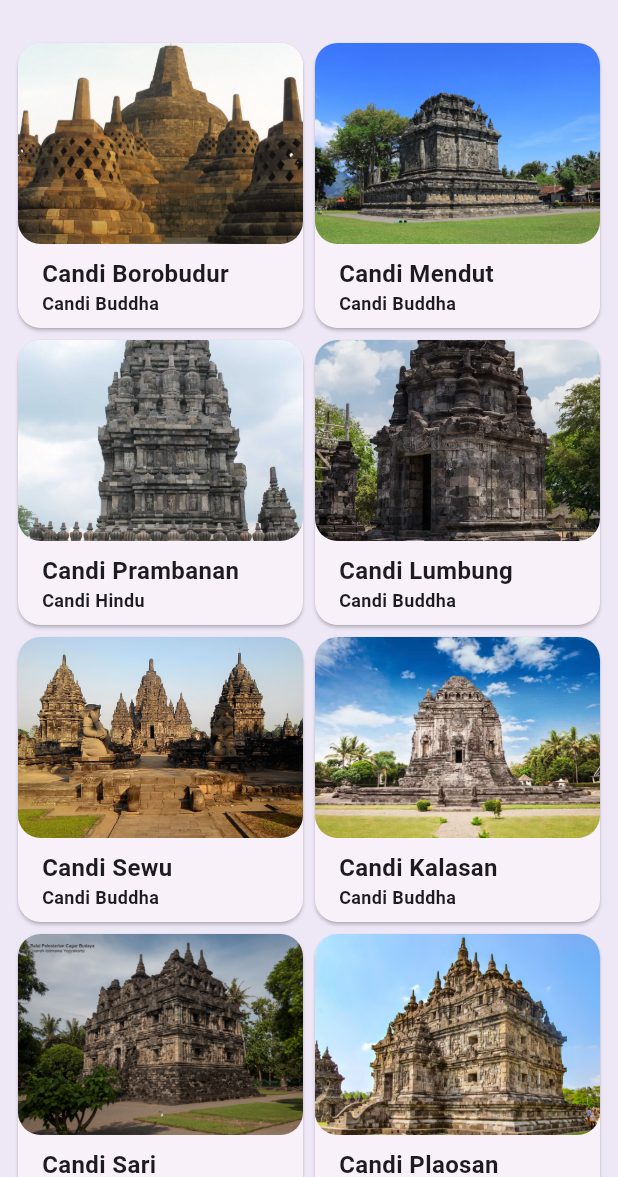
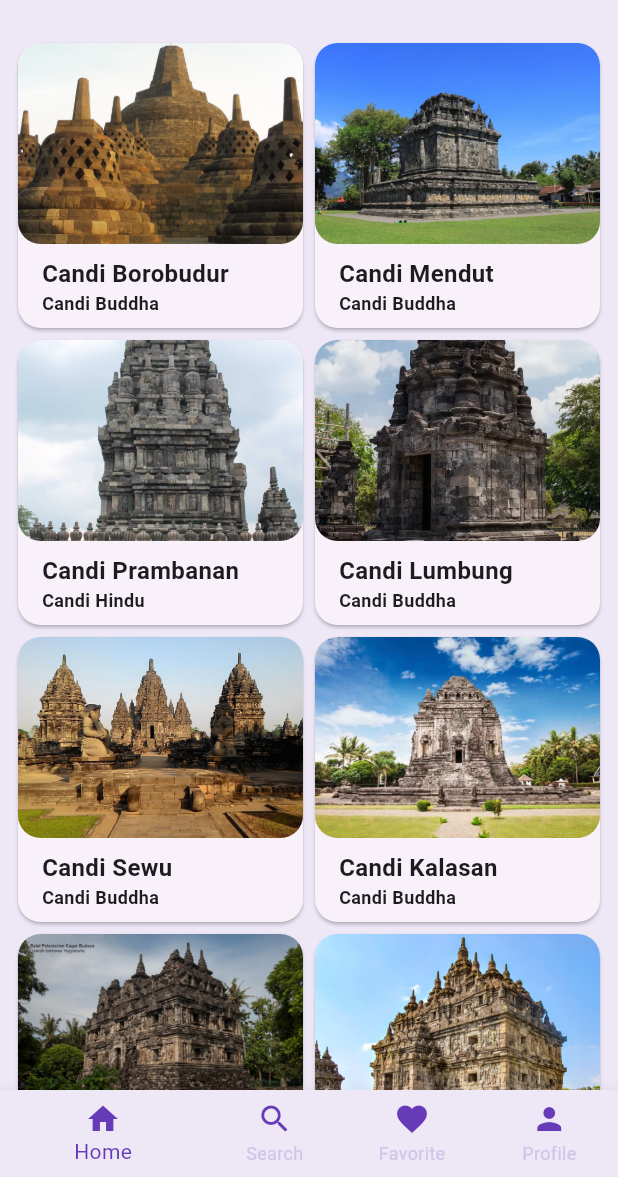
Before and after one commit to IlhamSwd/wisata_candi_ilhams, a Flutter app: the screen it shows after launch, on a phone screen of 412 x 824 dp, the part 59-1236 px from its top. Run offline on Flutter 3.47's test engine with Material 3 defaults, Android fonts, the light colour scheme and no system bars; our stand-ins replace cached_network_image.

Commit message:
routing dan lanjutan sebelumnya

```diff
--- a/lib/main.dart
+++ b/lib/main.dart
@@ -1,6 +1,7 @@
 import 'package:flutter/material.dart';
 import 'package:wisata_candi/screens/detail_screen.dart';
 import 'package:wisata_candi/data/candi_data.dart';
+import 'package:wisata_candi/screens/favorite_screen.dart';
 import 'package:wisata_candi/screens/home_screen.dart';
 import 'package:wisata_candi/screens/profil_screen.dart';
 import 'package:wisata_candi/screens/search_screen.dart';
@@ -35,7 +36,9 @@ class MyApp extends StatelessWidget {
         ),
         useMaterial3: true,
       ),
-      home: HomeScreen(),
+      home: MainScreen(),
+      // home: DetailScreen(candi: candiList),
+      // home: HomeScreen(),
       // home: ProfileScreen(),
       // home: SignUpScreen(),
       // home: SignInScreen(),
@@ -43,3 +46,66 @@ class MyApp extends StatelessWidget {
     );
   }
 }
+
+class MainScreen extends StatefulWidget {
+  const MainScreen({super.key});
+
+  @override
+  State<MainScreen> createState() => _MainScreenState();
+}
+
+class _MainScreenState extends State<MainScreen> {
+  // TODO: 1. Deklarasikan varibel
+  int _currentIndex = 0;
+
+  final List<Widget> _children = [
+    const HomeScreen(),
+    const SearchScreen(),
+    const FavoriteScreen(),
+    const ProfileScreen(),
+  ];
+
+  @override
+  Widget build(BuildContext context) {
+    return Scaffold(
+      // TODO: 2. Buat properti body berupa widget yang ditampilkan
+        body:  _children[_currentIndex],
+      // TODO: 3. Buat properti bottomNavigationBar dengan nilai Theme
+        bottomNavigationBar: Theme(
+          // TODO: 4. Buat data dan child dari Theme
+          data: Theme.of(context).copyWith(
+            canvasColor: Colors.deepPurple[50],
+          ),
+          child: BottomNavigationBar(
+            currentIndex: _currentIndex,
+            onTap: (index){
+              setState(() {
+                _currentIndex = index;
+              });
+            },
+            items: const [
+              BottomNavigationBarItem(
+                icon: Icon(Icons.home, color: Colors.deepPurple,),
+                label: 'Home',
+              ),
+              BottomNavigationBarItem(
+                icon: Icon(Icons.search, color: Colors.deepPurple,),
+                label: 'Search',
+              ),
+              BottomNavigationBarItem(
+                icon: Icon(Icons.favorite, color: Colors.deepPurple,),
+                label: 'Favorite',
+              ),
+              BottomNavigationBarItem(
+                icon: Icon(Icons.person, color: Colors.deepPurple,),
+                label: 'Profile',
+              ),
+            ],
+            selectedItemColor: Colors.deepPurple,
+            unselectedItemColor: Colors.deepPurple[100],
+            showUnselectedLabels: true,
+          ),
+          ),
+    );
+  }
+}
--- /dev/null
+++ b/lib/screens/favorite_screen.dart
@@ -0,0 +1,15 @@
+import 'package:flutter/material.dart';
+
+class FavoriteScreen extends StatefulWidget {
+  const FavoriteScreen({super.key});
+
+  @override
+  State<FavoriteScreen> createState() => _FavoriteScreenState();
+}
+
+class _FavoriteScreenState extends State<FavoriteScreen> {
+  @override
+  Widget build(BuildContext context) {
+    return const Placeholder();
+  }
+}
```
